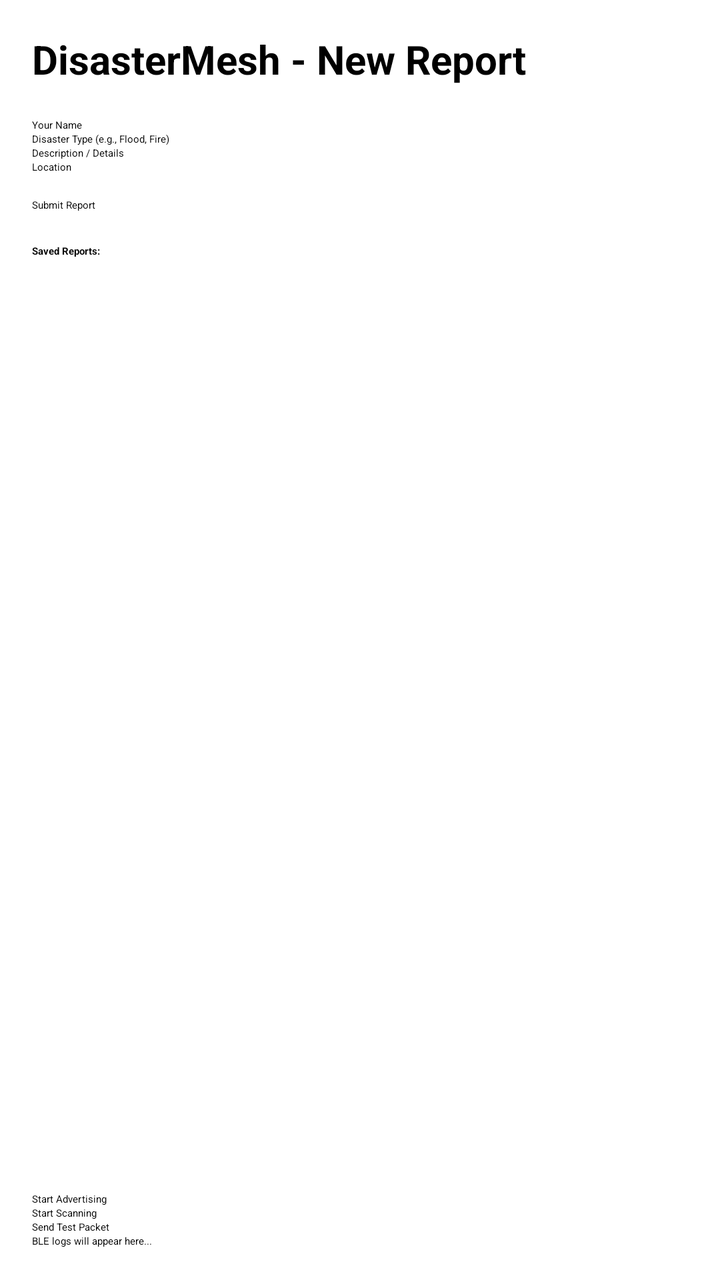
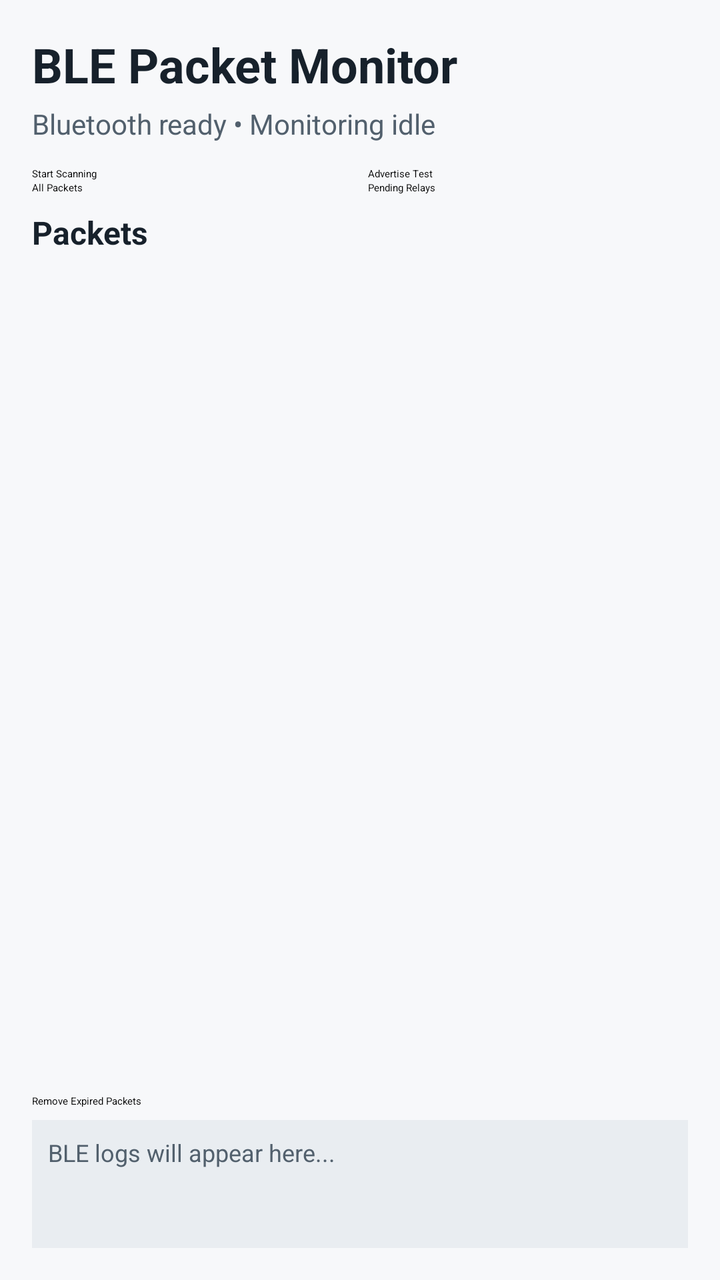

Compare the two renders of this Android layout. The source of the first and the diff that turns it into the second are given below.
<!-- AndroidManifest.xml: application theme Theme.MaterialComponents.DayNight.NoActionBar -->
<!-- res/layout/activity_main.xml -->
<?xml version="1.0" encoding="utf-8"?>
<LinearLayout xmlns:android="http://schemas.android.com/apk/res/android"
    android:layout_width="match_parent"
    android:layout_height="match_parent"
    android:orientation="vertical"
    android:padding="16dp">

    <TextView
        android:layout_width="wrap_content"
        android:layout_height="wrap_content"
        android:text="DisasterMesh - New Report"
        android:textSize="20sp"
        android:textStyle="bold"
        android:layout_marginBottom="16dp" />

    <EditText
        android:id="@+id/etSender"
        android:layout_width="match_parent"
        android:layout_height="wrap_content"
        android:hint="Your Name"
        android:inputType="textPersonName" />

    <EditText
        android:id="@+id/etDisasterType"
        android:layout_width="match_parent"
        android:layout_height="wrap_content"
        android:hint="Disaster Type (e.g., Flood, Fire)"
        android:inputType="text" />

    <EditText
        android:id="@+id/etDescription"
        android:layout_width="match_parent"
        android:layout_height="wrap_content"
        android:hint="Description / Details"
        android:inputType="textMultiLine" />

    <EditText
        android:id="@+id/etLocation"
        android:layout_width="match_parent"
        android:layout_height="wrap_content"
        android:hint="Location"
        android:inputType="text" />

    <Button
        android:id="@+id/btnSubmit"
        android:layout_width="match_parent"
        android:layout_height="wrap_content"
        android:text="Submit Report"
        android:layout_marginTop="12dp" />

    <TextView
        android:layout_width="wrap_content"
        android:layout_height="wrap_content"
        android:text="Saved Reports:"
        android:textStyle="bold"
        android:layout_marginTop="16dp"
        android:layout_marginBottom="8dp" />

    <androidx.recyclerview.widget.RecyclerView
        android:id="@+id/recyclerView"
        android:layout_width="match_parent"
        android:layout_height="0dp"
        android:layout_weight="1" />

    <Button
        android:id="@+id/btn_start_advertising"
        android:layout_width="match_parent"
        android:layout_height="wrap_content"
        android:text="Start Advertising" />

    <Button
        android:id="@+id/btn_start_scanning"
        android:layout_width="match_parent"
        android:layout_height="wrap_content"
        android:text="Start Scanning" />

    <Button
        android:id="@+id/btn_send_packet"
        android:layout_width="match_parent"
        android:layout_height="wrap_content"
        android:text="Send Test Packet" />

    <TextView
        android:id="@+id/logView"
        android:layout_width="match_parent"
        android:layout_height="wrap_content"
        android:text="BLE logs will appear here..."
        android:textIsSelectable="true" />

</LinearLayout>
<!-- resources referenced by this layout -->
<resources>
  <style name="Theme.MaterialComponents.DayNight.NoActionBar" parent="Theme.MaterialComponents.DayNight.NoActionBar">
          <item name="android:statusBarColor">@android:color/black</item>
      </style>
</resources>

<!-- the commit's change to res/layout/activity_main.xml (unified diff, before → after) -->
@@ -3,88 +3,134 @@
     android:layout_width="match_parent"
     android:layout_height="match_parent"
     android:orientation="vertical"
-    android:padding="16dp">
+    android:padding="16dp"
+    android:background="#F7F8FA">
 
     <TextView
-        android:layout_width="wrap_content"
-        android:layout_height="wrap_content"
-        android:text="DisasterMesh - New Report"
-        android:textSize="20sp"
-        android:textStyle="bold"
-        android:layout_marginBottom="16dp" />
-
-    <EditText
-        android:id="@+id/etSender"
         android:layout_width="match_parent"
         android:layout_height="wrap_content"
-        android:hint="Your Name"
-        android:inputType="textPersonName" />
+        android:text="BLE Packet Monitor"
+        android:textColor="#17212B"
+        android:textSize="24sp"
+        android:textStyle="bold" />
 
-    <EditText
-        android:id="@+id/etDisasterType"
+    <TextView
+        android:id="@+id/tv_connection_status"
         android:layout_width="match_parent"
         android:layout_height="wrap_content"
-        android:hint="Disaster Type (e.g., Flood, Fire)"
-        android:inputType="text" />
+        android:layout_marginTop="4dp"
+        android:text="Bluetooth ready • Monitoring idle"
+        android:textColor="#52606D"
+        android:textSize="14sp" />
 
-    <EditText
-        android:id="@+id/etDescription"
+    <LinearLayout
         android:layout_width="match_parent"
         android:layout_height="wrap_content"
-        android:hint="Description / Details"
-        android:inputType="textMultiLine" />
+        android:layout_marginTop="12dp"
+        android:orientation="horizontal">
 
-    <EditText
-        android:id="@+id/etLocation"
+        <Button
+            android:id="@+id/btn_start_scanning"
+            android:layout_width="0dp"
+            android:layout_height="wrap_content"
+            android:layout_weight="1"
+            android:text="Start Scanning" />
+
+        <Button
+            android:id="@+id/btn_start_advertising"
+            android:layout_width="0dp"
+            android:layout_height="wrap_content"
+            android:layout_marginStart="8dp"
+            android:layout_weight="1"
+            android:text="Advertise Test" />
+    </LinearLayout>
+
+    <LinearLayout
         android:layout_width="match_parent"
         android:layout_height="wrap_content"
-        android:hint="Location"
-        android:inputType="text" />
+        android:orientation="horizontal">
 
-    <Button
-        android:id="@+id/btnSubmit"
+        <Button
+            android:id="@+id/btn_filter_all"
+            android:layout_width="0dp"
+            android:layout_height="wrap_content"
+            android:layout_weight="1"
+            android:text="All Packets" />
+
+        <Button
+            android:id="@+id/btn_filter_pending"
+            android:layout_width="0dp"
+            android:layout_height="wrap_content"
+            android:layout_marginStart="8dp"
+            android:layout_weight="1"
+            android:text="Pending Relays" />
+    </LinearLayout>
+
+    <TextView
+        android:id="@+id/tv_packet_count"
         android:layout_width="match_parent"
         android:layout_height="wrap_content"
-        android:text="Submit Report"
-        android:layout_marginTop="12dp" />
-
-    <TextView
-        android:layout_width="wrap_content"
-        android:layout_height="wrap_content"
-        android:text="Saved Reports:"
-        android:textStyle="bold"
-        android:layout_marginTop="16dp"
-        android:layout_marginBottom="8dp" />
+        android:layout_marginTop="8dp"
+        android:text="Packets"
+        android:textColor="#17212B"
+        android:textSize="16sp"
+        android:textStyle="bold" />
 
     <androidx.recyclerview.widget.RecyclerView
         android:id="@+id/recyclerView"
         android:layout_width="match_parent"
         android:layout_height="0dp"
-        android:layout_weight="1" />
+        android:layout_marginTop="6dp"
+        android:layout_weight="1"
+        android:clipToPadding="false"
+        android:paddingBottom="8dp" />
 
     <Button
-        android:id="@+id/btn_start_advertising"
+        android:id="@+id/btn_remove_expired"
         android:layout_width="match_parent"
         android:layout_height="wrap_content"
-        android:text="Start Advertising" />
-
-    <Button
-        android:id="@+id/btn_start_scanning"
-        android:layout_width="match_parent"
-        android:layout_height="wrap_content"
-        android:text="Start Scanning" />
-
-    <Button
-        android:id="@+id/btn_send_packet"
-        android:layout_width="match_parent"
-        android:layout_height="wrap_content"
-        android:text="Send Test Packet" />
+        android:text="Remove Expired Packets" />
 
     <TextView
         android:id="@+id/logView"
         android:layout_width="match_parent"
-        android:layout_height="wrap_content"
+        android:layout_height="64dp"
+        android:layout_marginTop="6dp"
+        android:background="#E9EDF1"
+        android:padding="8dp"
         android:text="BLE logs will appear here..."
-        android:textIsSelectable="true" />
+        android:textColor="#52606D"
+        android:textIsSelectable="true"
+        android:textSize="12sp" />
+
+    <EditText
+        android:id="@+id/etSender"
+        android:layout_width="0dp"
+        android:layout_height="0dp"
+        android:visibility="gone" />
+
+    <EditText
+        android:id="@+id/etDisasterType"
+        android:layout_width="0dp"
+        android:layout_height="0dp"
+        android:visibility="gone" />
+
+    <EditText
+        android:id="@+id/etDescription"
+        android:layout_width="0dp"
+        android:layout_height="0dp"
+        android:visibility="gone" />
+
+    <EditText
+        android:id="@+id/etLocation"
+        android:layout_width="0dp"
+        android:layout_height="0dp"
+        android:visibility="gone" />
+
+    <Button
+        android:id="@+id/btnSubmit"
+        android:layout_width="0dp"
+        android:layout_height="0dp"
+        android:visibility="gone" />
 
 </LinearLayout>
